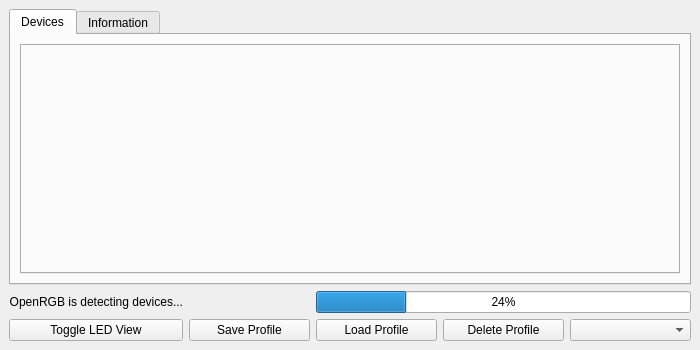
CalcProgrammer1/OpenRGB, file qt/OpenRGBDialog2.ui: the form before one commit.
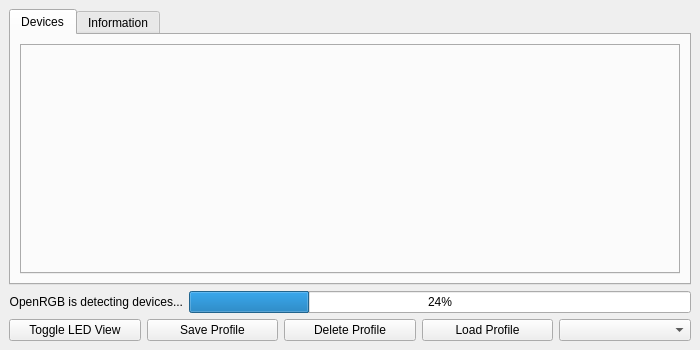
The form after the commit.

Commit message: Use horizontal layouts for buttons and detection elements, repaint device view when selecting all

Diff of the .ui file:
```diff
--- a/qt/OpenRGBDialog2.ui
+++ b/qt/OpenRGBDialog2.ui
@@ -15,27 +15,6 @@
   </property>
   <widget class="QWidget" name="centralWidget">
    <layout class="QGridLayout" name="gridLayout">
-    <item row="3" column="2" colspan="3">
-     <widget class="QProgressBar" name="DetectionProgressBar">
-      <property name="value">
-       <number>24</number>
-      </property>
-     </widget>
-    </item>
-    <item row="5" column="3">
-     <widget class="QPushButton" name="ButtonDeleteProfile">
-      <property name="text">
-       <string>Delete Profile</string>
-      </property>
-     </widget>
-    </item>
-    <item row="5" column="2">
-     <widget class="QPushButton" name="ButtonLoadProfile">
-      <property name="text">
-       <string>Load Profile</string>
-      </property>
-     </widget>
-    </item>
     <item row="2" column="0" colspan="5">
      <widget class="QTabWidget" name="MainTabBar">
       <property name="tabShape">
@@ -83,32 +62,61 @@
       </widget>
      </widget>
     </item>
-    <item row="3" column="0">
-     <widget class="QLabel" name="DetectionProgressLabel">
-      <property name="text">
-       <string>OpenRGB is detecting devices...</string>
-      </property>
-      <property name="alignment">
-       <set>Qt::AlignRight|Qt::AlignTrailing|Qt::AlignVCenter</set>
-      </property>
-     </widget>
+    <item row="6" column="0" colspan="5">
+     <layout class="QHBoxLayout" name="MainButtonsLayout">
+      <item>
+       <widget class="QPushButton" name="ButtonToggleDeviceView">
+        <property name="text">
+         <string>Toggle LED View</string>
+        </property>
+       </widget>
+      </item>
+      <item>
+       <widget class="QPushButton" name="ButtonSaveProfile">
+        <property name="text">
+         <string>Save Profile</string>
+        </property>
+       </widget>
+      </item>
+      <item>
+       <widget class="QPushButton" name="ButtonDeleteProfile">
+        <property name="text">
+         <string>Delete Profile</string>
+        </property>
+       </widget>
+      </item>
+      <item>
+       <widget class="QPushButton" name="ButtonLoadProfile">
+        <property name="text">
+         <string>Load Profile</string>
+        </property>
+       </widget>
+      </item>
+      <item>
+       <widget class="QComboBox" name="ProfileBox"/>
+      </item>
+     </layout>
     </item>
-    <item row="5" column="4">
-     <widget class="QComboBox" name="ProfileBox"/>
-    </item>
-    <item row="5" column="0">
-     <widget class="QPushButton" name="ButtonToggleDeviceView">
-      <property name="text">
-       <string>Toggle LED View</string>
-      </property>
-     </widget>
-    </item>
-    <item row="5" column="1">
-     <widget class="QPushButton" name="ButtonSaveProfile">
-      <property name="text">
-       <string>Save Profile</string>
-      </property>
-     </widget>
+    <item row="4" column="0" colspan="5">
+     <layout class="QHBoxLayout" name="DetectorLayout">
+      <item>
+       <widget class="QLabel" name="DetectionProgressLabel">
+        <property name="text">
+         <string>OpenRGB is detecting devices...</string>
+        </property>
+        <property name="alignment">
+         <set>Qt::AlignRight|Qt::AlignTrailing|Qt::AlignVCenter</set>
+        </property>
+       </widget>
+      </item>
+      <item>
+       <widget class="QProgressBar" name="DetectionProgressBar">
+        <property name="value">
+         <number>24</number>
+        </property>
+       </widget>
+      </item>
+     </layout>
     </item>
    </layout>
   </widget>
```
The commit also changes 1 other file.
